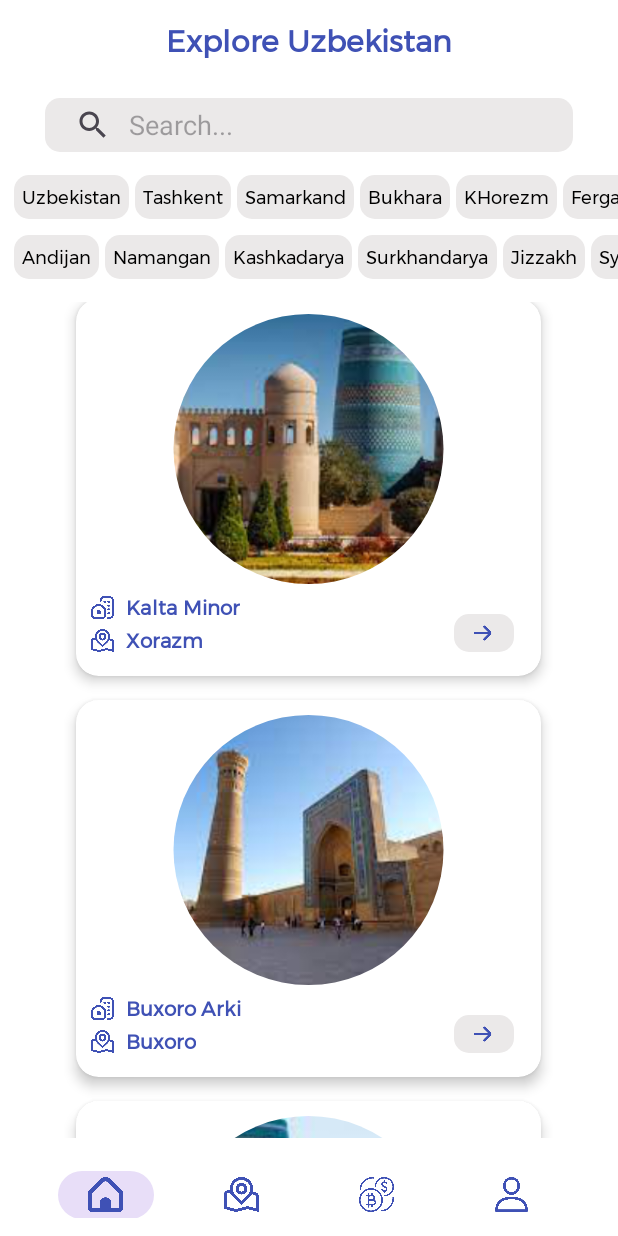
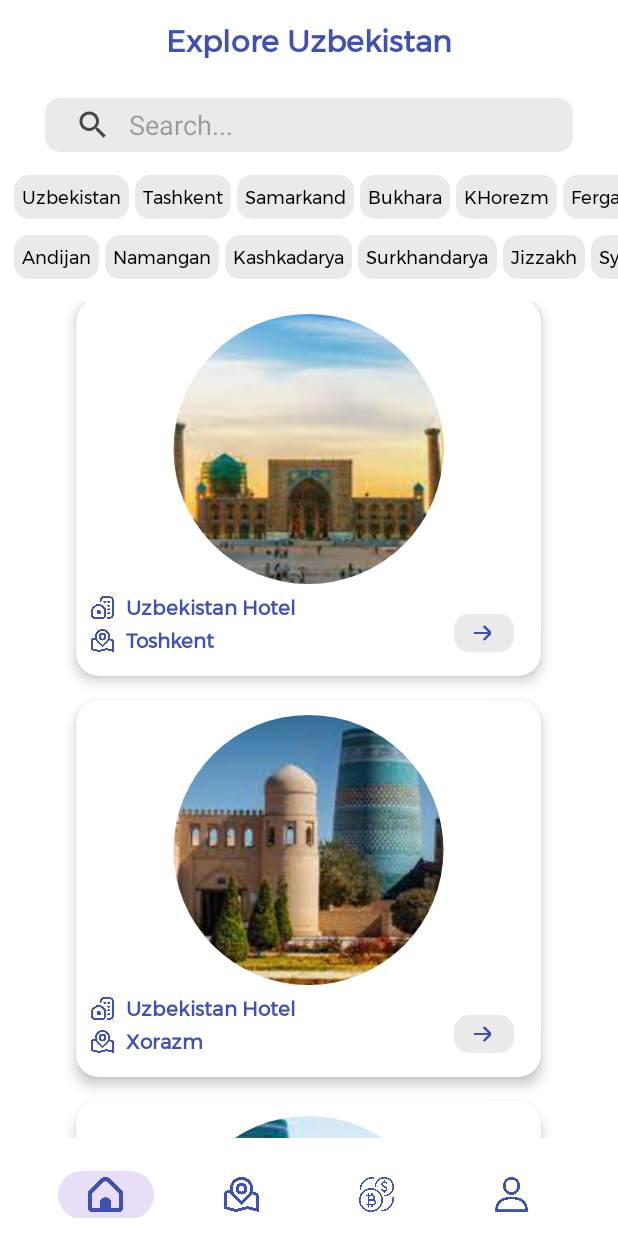
Before and after one commit to JasurbekRuzimov/TouristGuider, an Android app: the screen it shows after launch (MainActivity), on a phone screen of 412 x 824 dp. Run offline under Robolectric (Android 15) with nearby library versions, the phone set to English and light mode, and no system bars; libraries missing offline, so code that uses them is left out: com.makeramen.roundedimageview; plain views replace RoundedImageView.

Commit message:
HomeFragment updated

```diff
--- a/app/src/main/java/uz/example/touristguider/bottomnavfragments/HomeFragment.java
+++ b/app/src/main/java/uz/example/touristguider/bottomnavfragments/HomeFragment.java
@@ -23,6 +23,7 @@ import uz.example.touristguider.R;
 import uz.example.touristguider.adapters.CityAdapter;
 import uz.example.touristguider.databinding.FragmentHomeBinding;
 import uz.example.touristguider.models.City;
+
 public class HomeFragment extends Fragment {
 
     private FragmentHomeBinding binding;
@@ -55,12 +56,10 @@ public class HomeFragment extends Fragment {
         searchView.clearFocus();
 
         city_list = binding.cityList;
-        cityList.add(new City("Kalta Minor", "Xorazm", getResources().getDrawable(R.drawable.xiva)));
-        cityList.add(new City("Buxoro Arki", "Buxoro", getResources().getDrawable(R.drawable.buxoro)));
-        cityList.add(new City("Toshkent Teleminorasi", "Toshkent", getResources().getDrawable(R.drawable.xiva2)));
-        cityList.add(new City("Registon maydoni", "Samarqand", getResources().getDrawable(R.drawable.registon)));
-        cityList.add(new City("Islom Xo'ja Minorasi", "Xorazm", getResources().getDrawable(R.drawable.xiva)));
-        cityList.add(new City("Buxoro Arki", "Buxoro", getResources().getDrawable(R.drawable.buxoro)));
+        city_list.setLayoutManager(new GridLayoutManager(getContext(), 2));
+
+        cityList.add(new City("Uzbekistan Hotel", "Toshkent", getResources().getDrawable(R.drawable.registon)));
+        cityList.add(new City("Uzbekistan Hotel", "Xorazm", getResources().getDrawable(R.drawable.xiva)));
         cityList.add(new City("Toshkent", "Toshkent", getResources().getDrawable(R.drawable.xiva2)));
         cityList.add(new City("Samarqand", "Samarqand", getResources().getDrawable(R.drawable.registon)));
         cityList.add(new City("Kalta Minor", "Xorazm", getResources().getDrawable(R.drawable.xiva)));
@@ -80,19 +79,29 @@ public class HomeFragment extends Fragment {
         cityList.add(new City("Registon maydoni", "Samarqand", getResources().getDrawable(R.drawable.registon)));
         cityList.add(new City("Islom Xo'ja Minorasi", "Xorazm", getResources().getDrawable(R.drawable.xiva)));
         cityList.add(new City("Buxoro Arki", "Buxoro", getResources().getDrawable(R.drawable.buxoro)));
-        cityList.add(new City("Toshkent", "Toshkent", getResources().getDrawable(R.drawable.xiva2)));
-        cityList.add(new City("Samarqand", "Samarqand", getResources().getDrawable(R.drawable.registon)));
+        cityList.add(new City("Uzbekistan Hotel", "Samarqand", getResources().getDrawable(R.drawable.registon)));
+        cityList.add(new City("Uzbekistan Hotel", "Buxoro", getResources().getDrawable(R.drawable.buxoro)));
+        cityList.add(new City("Uzbekistan Hotel", "Toshkent", getResources().getDrawable(R.drawable.xiva2)));
         cityList.add(new City("Kalta Minor", "Xorazm", getResources().getDrawable(R.drawable.xiva)));
         cityList.add(new City("Buxoro Arki", "Buxoro", getResources().getDrawable(R.drawable.buxoro)));
         cityList.add(new City("Toshkent Teleminorasi", "Toshkent", getResources().getDrawable(R.drawable.xiva2)));
-        cityList.add(new City("Registon maydoni", "Samarqand", getResources().getDrawable(R.drawable.registon)));
+        cityList.add(new City("Registon maydoni", "Jizzax", getResources().getDrawable(R.drawable.registon)));
         cityList.add(new City("Islom Xo'ja Minorasi", "Xorazm", getResources().getDrawable(R.drawable.xiva)));
+        cityList.add(new City("Buxoro Arki", "Sirdaryo", getResources().getDrawable(R.drawable.buxoro)));
+        cityList.add(new City("Toshkent", "Qoraqalpog'iston", getResources().getDrawable(R.drawable.xiva2)));
+        cityList.add(new City("Samarqand", "Andijon", getResources().getDrawable(R.drawable.registon)));
+        cityList.add(new City("Kalta Minor", "Xorazm", getResources().getDrawable(R.drawable.xiva)));
         cityList.add(new City("Buxoro Arki", "Buxoro", getResources().getDrawable(R.drawable.buxoro)));
-        cityList.add(new City("Toshkent", "Toshkent", getResources().getDrawable(R.drawable.xiva2)));
+        cityList.add(new City("Toshkent Teleminorasi", "Toshkent", getResources().getDrawable(R.drawable.xiva2)));
+        cityList.add(new City("Registon maydoni", "Namangan", getResources().getDrawable(R.drawable.registon)));
+        cityList.add(new City("Islom Xo'ja Minorasi", "Qashqadaryo", getResources().getDrawable(R.drawable.xiva)));
+        cityList.add(new City("Buxoro Arki", "Buxoro", getResources().getDrawable(R.drawable.buxoro)));
+        cityList.add(new City("Toshkent", "Surxandaryo", getResources().getDrawable(R.drawable.xiva2)));
         cityList.add(new City("Samarqand", "Samarqand", getResources().getDrawable(R.drawable.registon)));
+        cityList.add(new City("Samarqand", "Navoiy", getResources().getDrawable(R.drawable.registon)));
         cityList.add(new City("Samarqand", "Samarqand", getResources().getDrawable(R.drawable.registon)));
-        cityList.add(new City("Samarqand", "Samarqand", getResources().getDrawable(R.drawable.registon)));
-        cityList.add(new City("Samarqand", "Samarqand", getResources().getDrawable(R.drawable.registon)));
+        cityList.add(new City("Samarqand", "Farg'ona", getResources().getDrawable(R.drawable.registon)));
+
 
         cityAdapter = new CityAdapter(cityList, getContext());
 
@@ -186,7 +195,7 @@ public class HomeFragment extends Fragment {
         binding.surxondaryo.setOnClickListener(v -> {
             List<City> surxondaryoList = new ArrayList<>();
             for (City city : cityList) {
-                if (city.getRegion().equals("Surxondaryo")) {
+                if (city.getRegion().equals("Surxandaryo")) {
                     surxondaryoList.add(city);
                 }
             }
@@ -213,7 +222,7 @@ public class HomeFragment extends Fragment {
         binding.karakalpakstan.setOnClickListener(v -> {
             List<City> karakalpakstanList = new ArrayList<>();
             for (City city : cityList) {
-                if (city.getRegion().equals("Qoraqalpog'iston Respublikasi")) {
+                if (city.getRegion().equals("Qoraqalpog'iston")) {
                     karakalpakstanList.add(city);
                 }
             }
```
